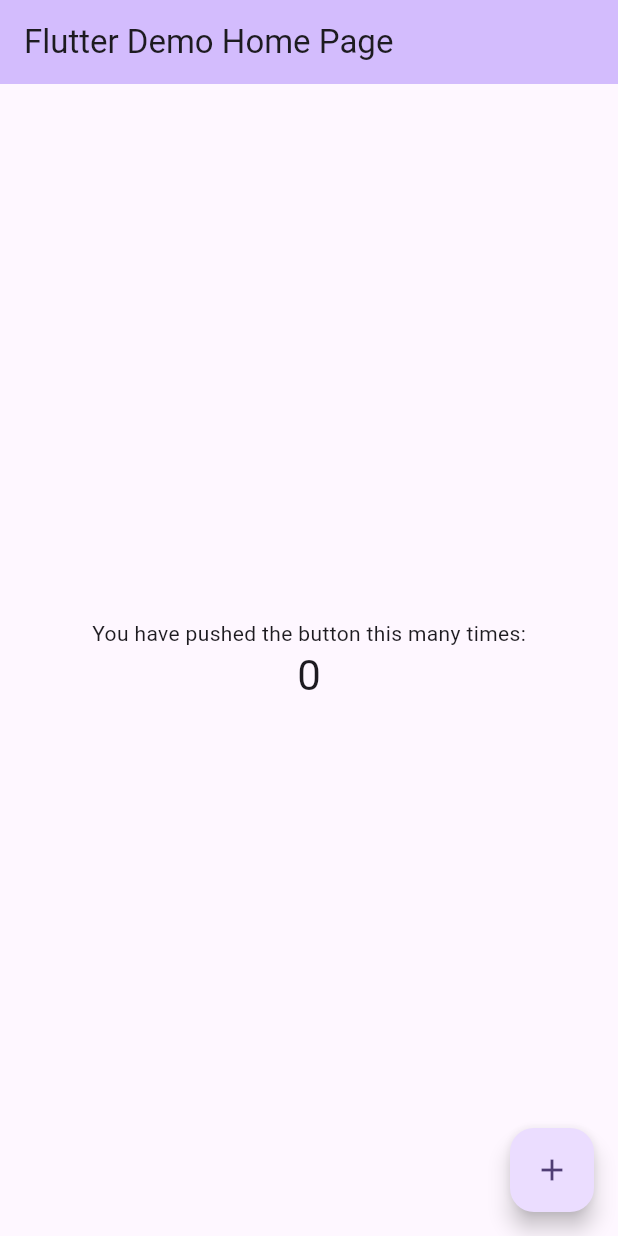
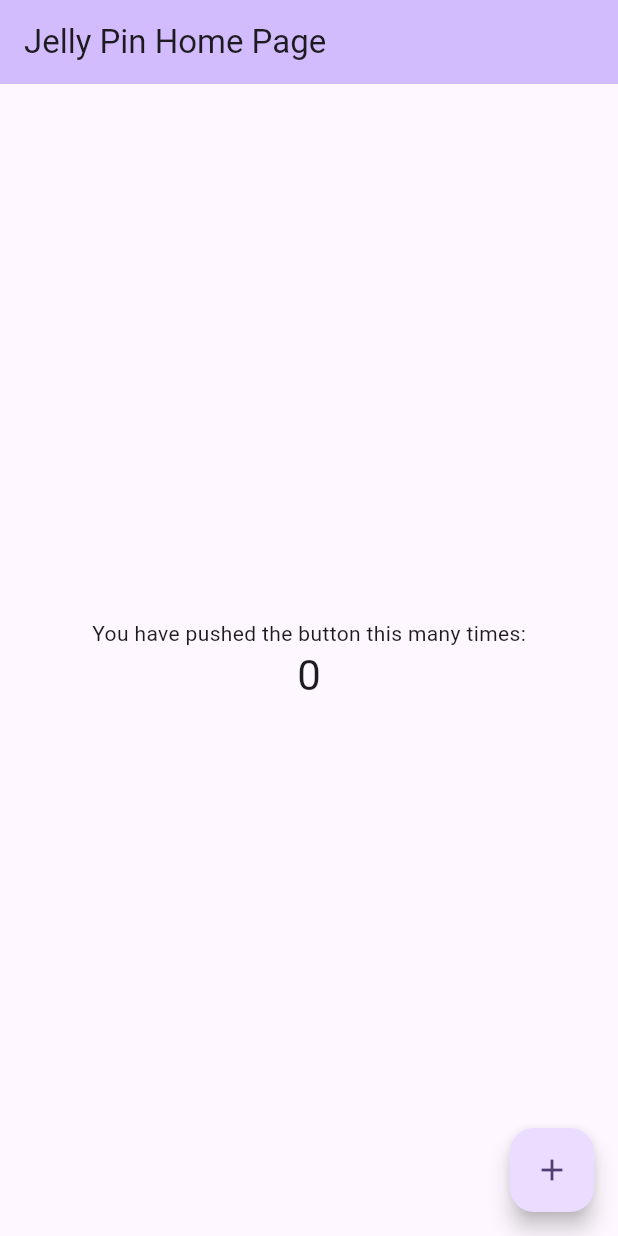
Before and after one commit to maaaaaaaaad/vcvcv, a Flutter app: the screen it shows after launch, on a phone screen of 412 x 824 dp. Run offline on Flutter 3.47's test engine with Material 3 defaults, Android fonts, the phone set to English and light mode, and no system bars.

```diff
--- a/lib/main.dart
+++ b/lib/main.dart
@@ -10,11 +10,11 @@ class MyApp extends StatelessWidget {
   @override
   Widget build(BuildContext context) {
     return MaterialApp(
-      title: 'Flutter Demo',
+      title: 'Jelly Pin',
       theme: ThemeData(
         colorScheme: ColorScheme.fromSeed(seedColor: Colors.deepPurple),
       ),
-      home: const MyHomePage(title: 'Flutter Demo Home Page'),
+      home: const MyHomePage(title: 'Jelly Pin Home Page'),
     );
   }
 }
--- a/pubspec.yaml
+++ b/pubspec.yaml
@@ -14,6 +14,8 @@ dependencies:
 dev_dependencies:
   flutter_test:
     sdk: flutter
+  integration_test:
+    sdk: flutter
   flutter_lints: ^5.0.0
 
 flutter:
```
Also changed, not shown: pubspec.lock, 8 other files.
